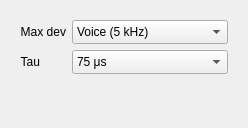
The window that src/qtgui/demod_options.ui (vladisslav2011/gqrx) describes before a commit, drawn with Qt 5.
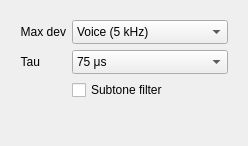
The same window after the commit. The open tabs and pages were chosen to show the change. Icons and pictures are not drawn.

Commit message:
nfm/nfm_pll: add subtone filter
... to remove that annoying low frequency tone when listening to a repeater or
PMR/FRS NFM stations.
remove DC remover as subtone filter works as a DC remover too

```diff
--- a/src/qtgui/demod_options.ui
+++ b/src/qtgui/demod_options.ui
@@ -7,7 +7,7 @@
     <x>0</x>
     <y>0</y>
     <width>248</width>
-    <height>128</height>
+    <height>146</height>
    </rect>
   </property>
   <property name="windowTitle">
@@ -182,6 +182,16 @@
          </item>
         </widget>
        </item>
+       <item row="2" column="1">
+        <widget class="QCheckBox" name="subtonefilterfmCheckBox">
+         <property name="toolTip">
+          <string>Enable high-pass subtone filter</string>
+         </property>
+         <property name="text">
+          <string>Subtone filter</string>
+         </property>
+        </widget>
+       </item>
       </layout>
      </widget>
      <widget class="QWidget" name="demodAmOpt">
```
Left out of the diff: 12 changed lines with no effect on the pictures. The commit also changes 14 other files.
